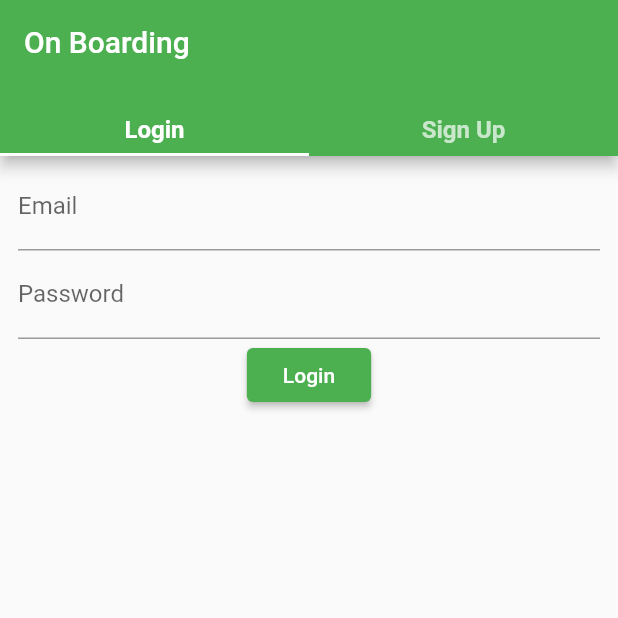
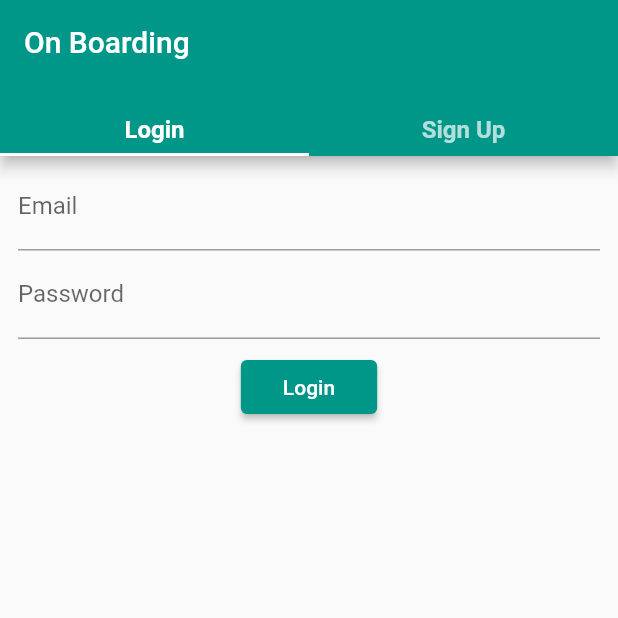
Before and after one commit to rahul-badgujar/login_app_Crystaspace_internship_task, a Flutter app: the screen it shows after launch, on a phone screen of 412 x 824 dp, the top half of it. Run offline on Flutter 3.47's test engine with Material 2 defaults, Android fonts, the phone set to English and light mode, and no system bars; missing offline and left inert: form_validation.

```diff
--- a/lib/login_app.dart
+++ b/lib/login_app.dart
@@ -8,9 +8,10 @@ class LoginApp extends StatelessWidget {
     return MaterialApp(
       title: StringConstants.APP_NAME,
       theme: ThemeData(
-        primarySwatch: Colors.green,
+        primarySwatch: Colors.teal,
         visualDensity: VisualDensity.adaptivePlatformDensity,
       ),
+      debugShowCheckedModeBanner: false,
       home: OnBoardingScreen(),
     );
   }
--- a/lib/widgets/loginform_widget.dart
+++ b/lib/widgets/loginform_widget.dart
@@ -34,12 +34,15 @@ class _LoginFormWidgetState extends State<LoginFormWidget> {
     );
   }
 
-  ElevatedButton buildLoginButton() {
-    return ElevatedButton(
-      onPressed: _onFormSubmit,
-      child: Padding(
-        padding: const EdgeInsets.symmetric(horizontal: 8),
-        child: Text("Login"),
+  Widget buildLoginButton() {
+    return Container(
+      margin: EdgeInsets.all(8),
+      child: ElevatedButton(
+        onPressed: _onFormSubmit,
+        child: Padding(
+          padding: const EdgeInsets.symmetric(horizontal: 12),
+          child: Text("Login"),
+        ),
       ),
     );
   }
@@ -55,6 +58,9 @@ class _LoginFormWidgetState extends State<LoginFormWidget> {
         final validator = Validator(validators: [RequiredValidator()]);
         return validator.validate(
             context: context, label: "Password", value: value);
+      },
+      onSaved: (value) {
+        widget._loginFormModel.password = value;
       },
     );
   }
@@ -72,6 +78,9 @@ class _LoginFormWidgetState extends State<LoginFormWidget> {
         return validator.validate(
             context: context, label: "Email", value: value);
       },
+      onSaved: (value) {
+        widget._loginFormModel.email = value;
+      },
     );
   }
 
@@ -79,6 +88,7 @@ class _LoginFormWidgetState extends State<LoginFormWidget> {
     bool formValidation = _loginFormKey.currentState.validate();
     if (formValidation) {
       _loginFormKey.currentState.save();
+      print(widget._loginFormModel.toString());
       _showTextSnackbar("Login Succesfull");
     } else {
       _showTextSnackbar("Errors in Login Form");
```
Also changed, not shown: lib/models/loginform_model.dart (+9 -0 lines), lib/models/signupform_model.dart (+11 -0 lines), lib/widgets/signupform_widget.dart (+19 -6 lines).
